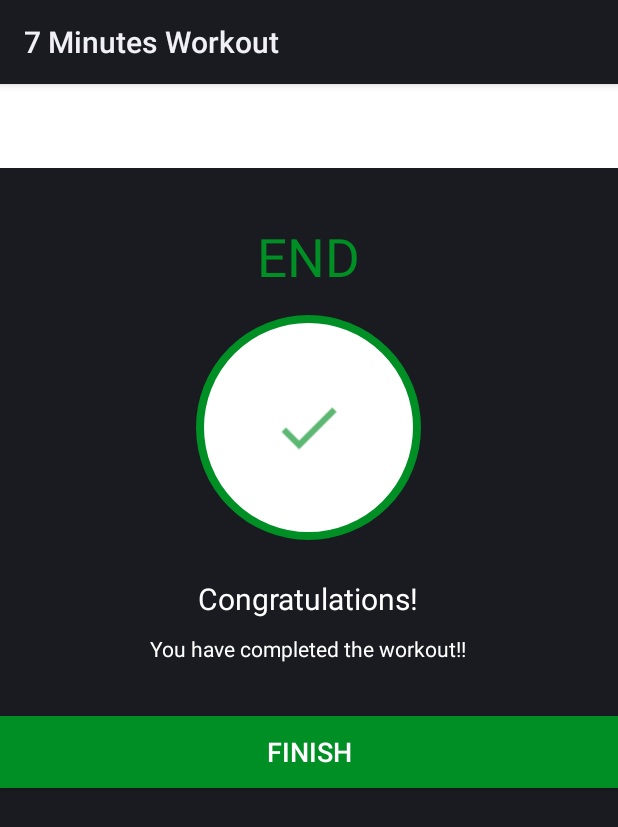
After one commit to OGxSicario/7-Minutes-Workout, an Android app: the layout activity_finish.xml on its own in the app's theme, with its tools: preview values and no code run, on a phone screen of 412 x 824 dp. The commit adds this screen. Shown: the top 827 px of the screen. Run offline under Robolectric (Android 15) with nearby library versions, the phone set to English and light mode, and no system bars.

Commit message:
Adding finish activity

```diff
--- /dev/null
+++ b/app/src/main/res/layout/activity_finish.xml
@@ -0,0 +1,73 @@
+<?xml version="1.0" encoding="utf-8"?>
+<LinearLayout xmlns:android="http://schemas.android.com/apk/res/android"
+    xmlns:tools="http://schemas.android.com/tools"
+    android:layout_width="match_parent"
+    android:layout_height="match_parent"
+    android:gravity="center_horizontal"
+    android:orientation="vertical"
+    tools:context=".FinishActivity"
+    >
+    <androidx.appcompat.widget.Toolbar
+        android:id="@+id/toolbarFinishActivity"
+        android:layout_width="match_parent"
+        android:layout_height="?android:attr/actionBarSize"
+        android:background="#FFFFFF" />
+
+    <TextView
+        android:id="@+id/tvEnd"
+        android:layout_width="wrap_content"
+        android:layout_height="wrap_content"
+        android:layout_marginTop="35dp"
+        android:text="END"
+        android:textColor="@color/colorAccent"
+        android:textSize="35sp" />
+
+    <LinearLayout
+        android:layout_width="150dp"
+        android:layout_height="150dp"
+        android:layout_gravity="center"
+        android:layout_marginTop="15dp"
+        android:background="@drawable/item_circular_color_accent_border"
+        android:gravity="center"
+        >
+
+        <ImageView
+            android:layout_width="50dp"
+            android:layout_height="50dp"
+            android:contentDescription="@string/image"
+            android:src="@drawable/ic_action_done"
+            />
+
+    </LinearLayout>
+
+    <TextView
+        android:layout_width="wrap_content"
+        android:layout_height="wrap_content"
+        android:layout_marginTop="25dp"
+        android:text = "Congratulations!"
+        android:textColor="@color/white"
+        android:textSize="20sp"
+        />
+
+    <TextView
+        android:layout_width="wrap_content"
+        android:layout_height="wrap_content"
+        android:layout_marginTop="10dp"
+        android:text = "You have completed the workout!!"
+        android:textColor="@color/white"
+        android:textSize="14sp"
+        />
+
+    <Button
+        android:id="@+id/btnFinish"
+        android:layout_width="match_parent"
+        android:layout_height="wrap_content"
+        android:layout_gravity="bottom"
+        android:layout_marginTop="35dp"
+        android:background="@color/colorAccent"
+        android:text="FINISH"
+        android:textColor="#FFFFFF"
+        android:textSize="18sp"
+        />
+
+</LinearLayout>
```
Also changed, not shown: app/src/main/AndroidManifest.xml (+5 -2 lines), app/src/main/java/com/example/a7minutesworkout/ExerciseActivity.kt (+14 -8 lines), app/src/main/java/com/example/a7minutesworkout/FinishActivity.kt (added, +31 -0 lines), app/src/main/res/drawable/ic_action_done.png (added).
